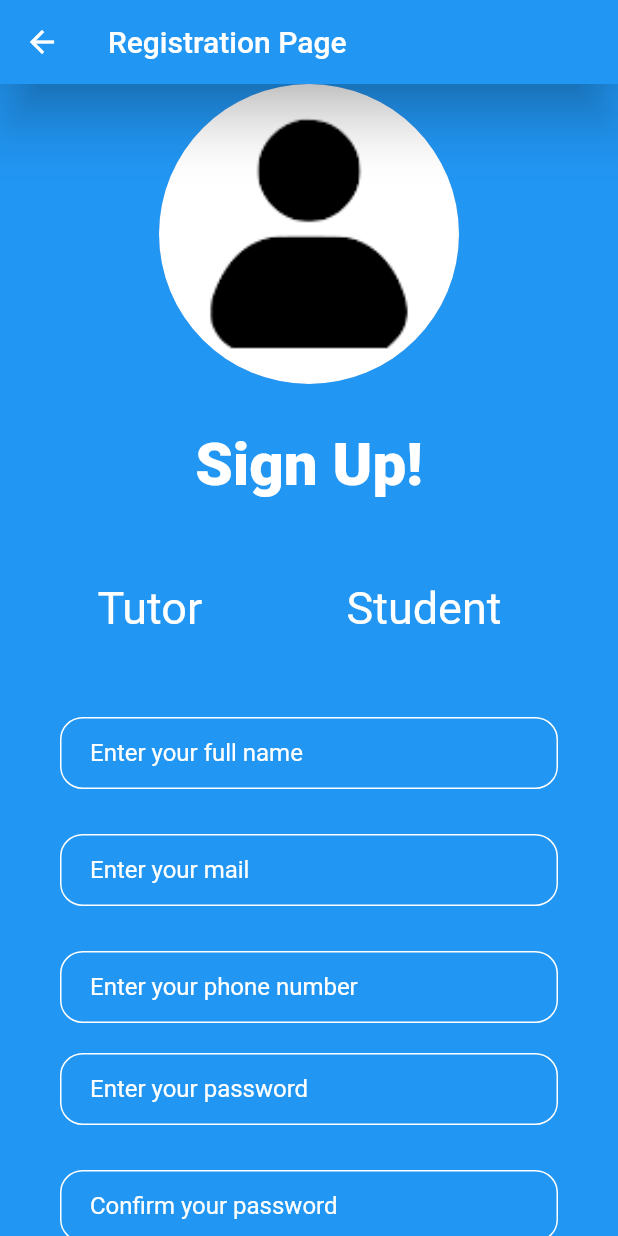
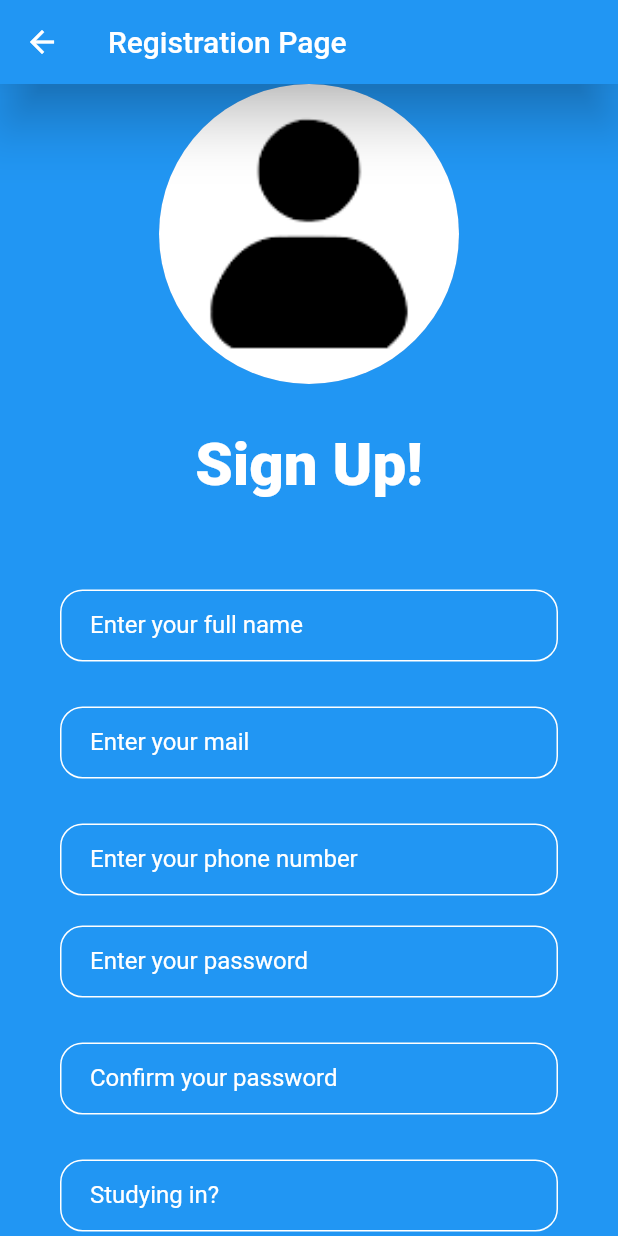
Before and after one commit to naren951/find-your-tutor, a Flutter app: the screen it shows after launch, after a tap on "Register", on a phone screen of 412 x 824 dp. Run offline on Flutter 3.47's test engine with Material 2 defaults, Android fonts, the phone set to English and light mode, and no system bars; drawn by our look-alikes of modal_progress_hud_nsn; our stand-ins replace firebase_auth, firebase_core, top_snackbar_flutter; accounts and stored records are empty.

Commit message:
Added Tutor and Student Home Page

```diff
--- a/lib/constants/constants.dart
+++ b/lib/constants/constants.dart
@@ -2,7 +2,9 @@ import 'package:flutter/material.dart';
 
 const LOGIN_SCREEN = "/login_screen";
 const REGISTRATION_SCREEN = "/registration_screen";
-const STUDENT_DOUBT_SCREEN = "/student_doubt_screen";
+const STUDENT_HOME_PAGE = "/student_home";
+const TUTOR_HOME_PAGE = "/tutor_home";
+
 const kTextFieldDecoration = InputDecoration(
   fillColor: Colors.yellow,
   hintStyle: TextStyle(
--- a/lib/router.dart
+++ b/lib/router.dart
@@ -1,6 +1,7 @@
 import 'package:find_your_tutor/screens/login_page.dart';
 import 'package:find_your_tutor/screens/registration_page.dart';
-import 'package:find_your_tutor/screens/student_doubt_page.dart';
+import 'package:find_your_tutor/screens/student_home_page.dart';
+import 'package:find_your_tutor/screens/tutor_home_page.dart';
 import 'package:find_your_tutor/screens/welcome_page.dart';
 import 'package:flutter/material.dart';
 
@@ -21,9 +22,13 @@ class AppRouter {
         return MaterialPageRoute(
           builder: (_) => RegistrationScreen(),
         );
-      case STUDENT_DOUBT_SCREEN:
+      case STUDENT_HOME_PAGE:
         return MaterialPageRoute(
-          builder: (_) => StudentDoubts(),
+          builder: (_) => StudentHomePage(),
+        );
+      case TUTOR_HOME_PAGE:
+        return MaterialPageRoute(
+          builder: (_) => TutorHomePage(),
         );
       default:
         return null!;
--- a/lib/screens/registration_page.dart
+++ b/lib/screens/registration_page.dart
@@ -1,5 +1,4 @@
 import 'package:find_your_tutor/constants/constants.dart';
-import 'package:find_your_tutor/constants/resuable_card.dart';
 import 'package:find_your_tutor/constants/rounded_button.dart';
 import 'package:firebase_auth/firebase_auth.dart';
 import 'package:flutter/material.dart';
@@ -27,7 +26,7 @@ class _RegistrationScreenState extends State<RegistrationScreen> {
   final _qualificationController = TextEditingController();
   String? roleSelected;
 
-  Future<void> registerUser(String email, String password, String role) async {
+  Future<void> registerUser(String email, String password) async {
     try {
       final newUser = await _auth.createUserWithEmailAndPassword(
           email: email, password: password);
@@ -42,9 +41,8 @@ class _RegistrationScreenState extends State<RegistrationScreen> {
             message: "Registered successfully as a $role",
           ),
         );
-        role == "Student"
-            ? Navigator.pushNamed(context, STUDENT_DOUBT_SCREEN)
-            : null;
+
+        Navigator.pushNamed(context, LOGIN_SCREEN);
         setState(() {
           showSpinner = false;
         });
@@ -96,51 +94,6 @@ class _RegistrationScreenState extends State<RegistrationScreen> {
                   SizedBox(
                     height: 30.0,
                   ),
-                  Row(children: [
-                    Expanded(
-                      child: ResuableCard(
-                        onPress: () {
-                          setState(() {
-                            roleSelected = "Tutor";
-                          });
-                        },
-                        colour:
-                            roleSelected == "Tutor" ? kCardColor1 : kCardColor2,
-                        cardChild: Padding(
-                          padding: EdgeInsets.all(10.0),
-                          child: Text(
-                            "Tutor",
-                            style: TextStyle(
-                              color: Colors.white,
-                              fontSize: 30.0,
-                            ),
-                          ),
-                        ),
-                      ),
-                    ),
-                    Expanded(
-                      child: ResuableCard(
-                        onPress: () {
-                          setState(() {
-                            roleSelected = "Student";
-                          });
-                        },
-                        colour: roleSelected == "Student"
-                            ? kCardColor1
-                            : kCardColor2,
-                        cardChild: Padding(
-                          padding: EdgeInsets.all(10.0),
-                          child: Text(
-                            "Student",
-                            style: TextStyle(
-                              color: Colors.white,
-                              fontSize: 30.0,
-                            ),
-                          ),
-                        ),
-                      ),
-                    ),
-                  ]),
                   SizedBox(
                     height: 30.0,
                   ),
@@ -215,7 +168,6 @@ class _RegistrationScreenState extends State<RegistrationScreen> {
                   roleSelected == 'Tutor'
                       ? TextField(
                           controller: _qualificationController,
-                          obscureText: true,
                           textAlign: TextAlign.center,
                           decoration: kTextFieldDecoration.copyWith(
                             labelText: "Qualification",
@@ -226,7 +178,6 @@ class _RegistrationScreenState extends State<RegistrationScreen> {
                         )
                       : TextField(
                           controller: _studyingController,
-                          obscureText: true,
                           textAlign: TextAlign.center,
                           decoration: kTextFieldDecoration.copyWith(
                             labelText: "Studying in?",
@@ -265,7 +216,7 @@ class _RegistrationScreenState extends State<RegistrationScreen> {
                               ),
                             );
                           } else {
-                            registerUser(email, password, roleSelected!);
+                            registerUser(email, password);
                             setState(
                               () {
                                 showSpinner = true;
--- a/lib/screens/welcome_page.dart
+++ b/lib/screens/welcome_page.dart
@@ -1,9 +1,38 @@
 import 'package:find_your_tutor/constants/constants.dart';
 import 'package:find_your_tutor/constants/rounded_button.dart';
+import 'package:firebase_auth/firebase_auth.dart';
 import 'package:flutter/material.dart';
 
-class WelcomePage extends StatelessWidget {
+User? loggedInUser;
+
+class WelcomePage extends StatefulWidget {
   const WelcomePage({Key? key}) : super(key: key);
+
+  @override
+  _WelcomePageState createState() => _WelcomePageState();
+}
+
+class _WelcomePageState extends State<WelcomePage> {
+  FirebaseAuth _auth = FirebaseAuth.instance;
+
+  void getCurrenUser() async {
+    try {
+      final user = await _auth.currentUser;
+      if (user != null) {
+        loggedInUser = user;
+        Navigator.pushNamed(context, STUDENT_HOME_PAGE);
+      }
+    } catch (e) {
+      print(e);
+    }
+  }
+
+  @override
+  void initState() {
+    // TODO: implement initState
+    super.initState();
+    getCurrenUser();
+  }
 
   @override
   Widget build(BuildContext context) {
@@ -17,16 +46,16 @@ class WelcomePage extends StatelessWidget {
           mainAxisAlignment: MainAxisAlignment.spaceAround,
           children: [
             RoundedButton(
-            colour: Colors.white,
-            text: "Login",
-              onPressed:()=>Navigator.pushNamed(context, LOGIN_SCREEN),
-          ),
-
+              colour: Colors.white,
+              text: "Login",
+              onPressed: () => Navigator.pushNamed(context, LOGIN_SCREEN),
+            ),
             RoundedButton(
                 colour: Colors.white,
                 text: "Register",
-                onPressed: () =>Navigator.pushNamed(context, REGISTRATION_SCREEN)
-            ),],
+                onPressed: () =>
+                    Navigator.pushNamed(context, REGISTRATION_SCREEN)),
+          ],
         ),
       ),
     );
```
Also changed, not shown: lib/screens/login_page.dart (+89 -5 lines), lib/screens/student_doubt_page.dart (deleted, +0 -15 lines), lib/screens/student_home_page.dart (added, +17 -0 lines), lib/screens/tutor_home_page.dart (added, +17 -0 lines), 1 other file.
